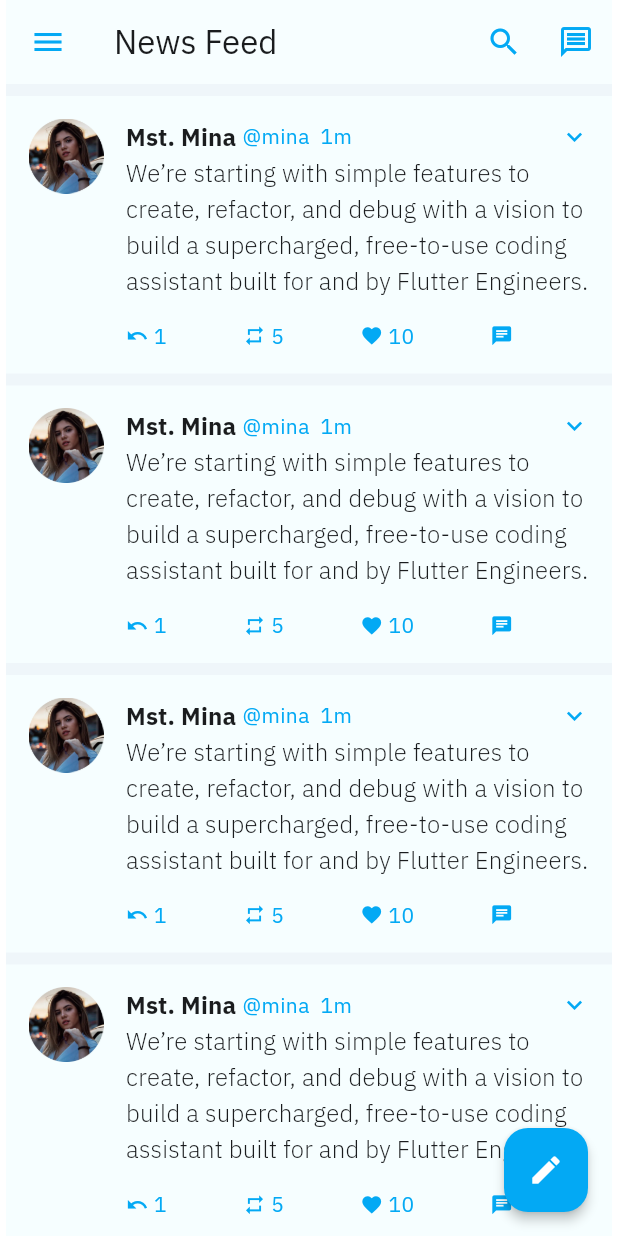
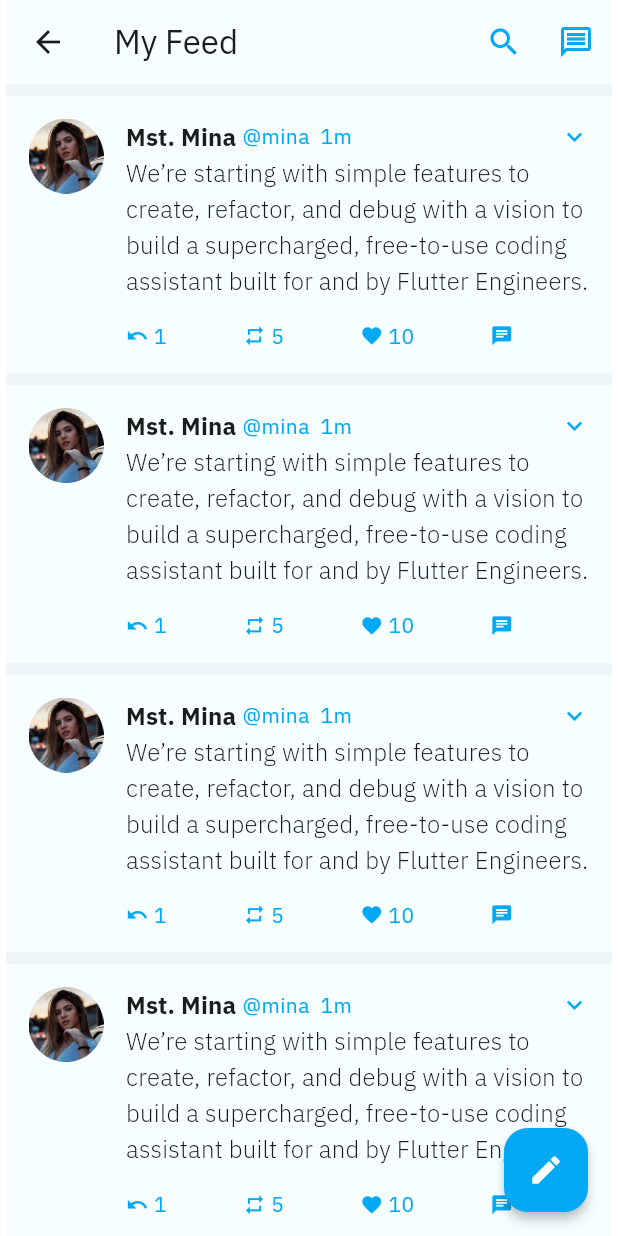
Before and after one commit to arrahmanbd/responsive_flutter_dashboard, a Flutter app: the TimeLine screen opened directly, on a phone screen of 412 x 824 dp. Run offline on Flutter 3.47's test engine with Material 2 defaults, Android fonts, the phone set to English and light mode, and no system bars; our stand-ins replace animated_toggle_switch, fl_chart, flutter_riverpod, flutter_svg.

```diff
--- a/lib/views/feed/news_feed.dart
+++ b/lib/views/feed/news_feed.dart
@@ -21,15 +21,9 @@ class TimeLineState extends State<TimeLine> {
             systemOverlayStyle:
                 SystemUiOverlayStyle(statusBarBrightness: Brightness.dark),
             backgroundColor: Theme.of(context).cardColor,
-            elevation: 2,
-            title: Text("News Feed",
+            elevation: 0,
+            title: Text("My Feed",
                 style: MyText.title(context)!.copyWith(color: Colors.grey[80])),
-            leading: IconButton(
-              icon: Icon(Icons.menu, color: Colors.lightBlue[500]),
-              onPressed: () {
-                Navigator.pop(context);
-              },
-            ),
             actions: <Widget>[
               IconButton(
                 icon: Icon(Icons.search, color: Colors.lightBlue[500]),
--- a/lib/views/home/widgets/activity_details_card.dart
+++ b/lib/views/home/widgets/activity_details_card.dart
@@ -11,7 +11,7 @@ class ActivityDetailsCard extends StatelessWidget {
     ActivityModel(icon: 'assets/svg/medel.svg', value: "314", title: "Awards"),
     ActivityModel(icon: 'assets/svg/dollar.svg', value: "\$564", title: "Earning"),
     ActivityModel(icon: 'assets/svg/heart.svg', value: "34", title: "Travel"),
-    ActivityModel(icon: 'assets/svg/ho.svg', value: "74", title: "Chills"),
+    ActivityModel(icon: 'assets/svg/hot.svg', value: "74", title: "Chills"),
   ];
 
   @override
--- a/lib/widgets/profile/profile.dart
+++ b/lib/widgets/profile/profile.dart
@@ -45,7 +45,7 @@ class Profile extends ConsumerWidget {
                   height: 2,
                 ),
                 Text(
-                  "Edit health details",
+                  "Edit Profile Info",
                   style: TextStyle(
                     fontSize: 12,
                     color: Theme.of(context).primaryColor,
```
Also changed, not shown: assets/svg/hot.svg (added), 3 other files.
